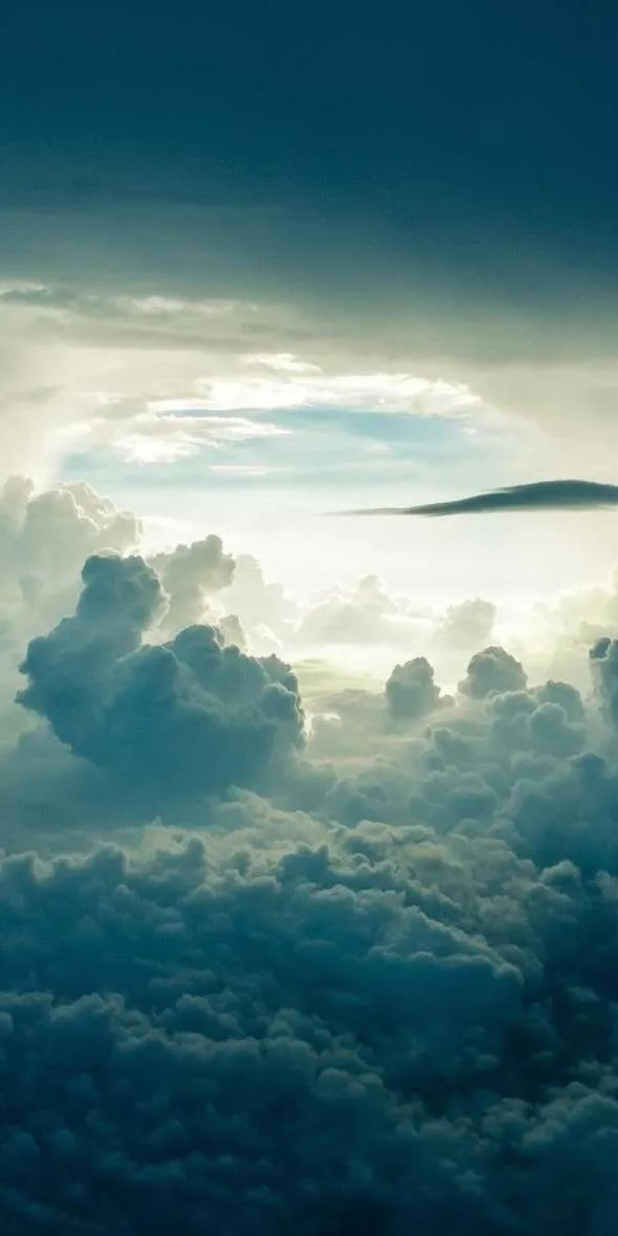
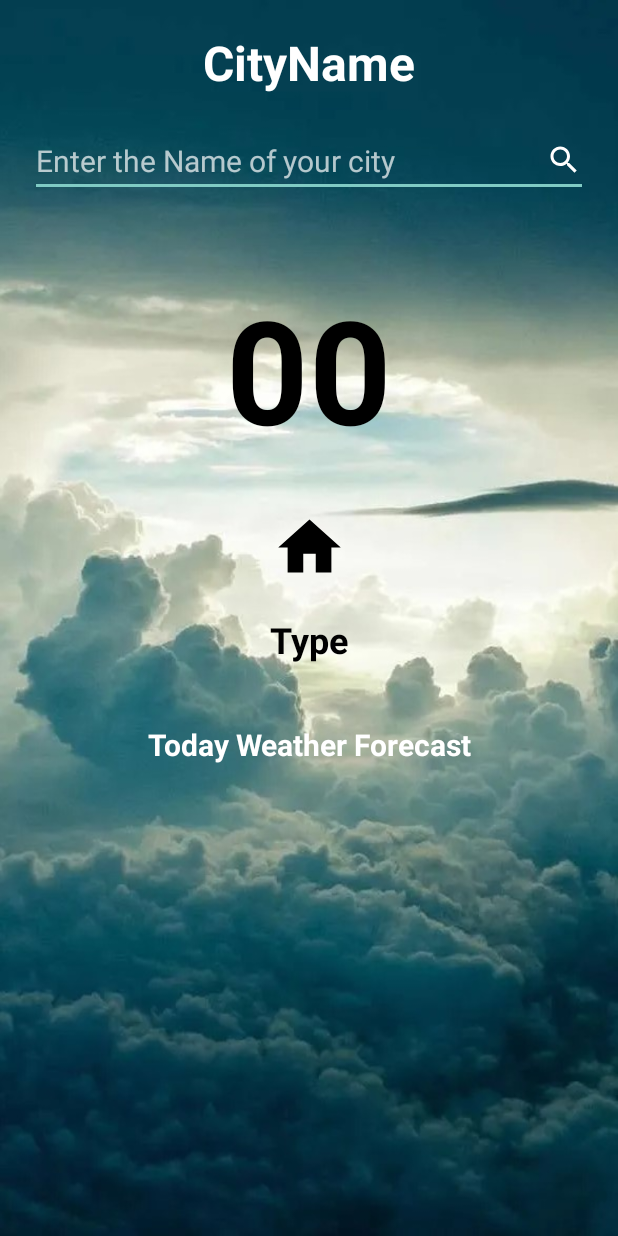
Before and after one commit to ARisHere/AgriStairs, an Android app: the Weather screen opened directly, with no data from a screen before it, on a phone screen of 412 x 824 dp. Run offline under Robolectric (Android 15) with nearby library versions, the phone set to English and light mode, and no system bars.

Commit message:
weather page create done

```diff
--- a/app/src/main/java/com/example/agristairs/Weather.java
+++ b/app/src/main/java/com/example/agristairs/Weather.java
@@ -1,14 +1,41 @@
 package com.example.agristairs;
 
 import androidx.appcompat.app.AppCompatActivity;
+import androidx.recyclerview.widget.RecyclerView;
 
+import android.media.Image;
 import android.os.Bundle;
+import android.widget.EditText;
+import android.widget.ImageView;
+import android.widget.ProgressBar;
+import android.widget.TextView;
 
 public class Weather extends AppCompatActivity {
+
+    private ProgressBar loadingPB;
+    private TextView cityNameTV, temperatureTV, conditionTV;
+    private RecyclerView weatherRV;
+    private EditText cityEdit;
+    private ImageView backIV, iconIV, searchIV;
 
     @Override
     protected void onCreate(Bundle savedInstanceState) {
         super.onCreate(savedInstanceState);
         setContentView(R.layout.activity_weather);
+
+        loadingPB = findViewById(R.id.pb);
+        cityNameTV = findViewById(R.id.w_cityname);
+        temperatureTV = findViewById(R.id.w_temp);
+        conditionTV = findViewById(R.id.w_wtype);
+        weatherRV = findViewById(R.id.recycle);
+        cityEdit = findViewById(R.id.w_citynameenter);
+//        backIV = findViewById(R.id.pb);
+        iconIV = findViewById(R.id.w_img);
+//        searchIV = findViewById(R.id.);
+
+
+
+
+
     }
 }
--- /dev/null
+++ b/app/src/main/res/drawable/search.xml
@@ -0,0 +1,5 @@
+<vector android:height="24dp" android:tint="#FFFFFF"
+    android:viewportHeight="24" android:viewportWidth="24"
+    android:width="24dp" xmlns:android="http://schemas.android.com/apk/res/android">
+    <path android:fillColor="@android:color/white" android:pathData="M15.5,14h-0.79l-0.28,-0.27C15.41,12.59 16,11.11 16,9.5 16,5.91 13.09,3 9.5,3S3,5.91 3,9.5 5.91,16 9.5,16c1.61,0 3.09,-0.59 4.23,-1.57l0.27,0.28v0.79l5,4.99L20.49,19l-4.99,-5zM9.5,14C7.01,14 5,11.99 5,9.5S7.01,5 9.5,5 14,7.01 14,9.5 11.99,14 9.5,14z"/>
+</vector>
--- a/app/src/main/res/layout/activity_weather.xml
+++ b/app/src/main/res/layout/activity_weather.xml
@@ -7,6 +7,111 @@
     android:layout_height="match_parent"
     tools:context=".Weather">
 
+    <ProgressBar
+        android:id="@+id/pb"
+        android:layout_width="wrap_content"
+        android:layout_height="wrap_content"
+        android:visibility="gone"
+        app:layout_constraintBottom_toBottomOf="parent"
+        app:layout_constraintEnd_toEndOf="parent"
+        app:layout_constraintStart_toStartOf="parent"
+        app:layout_constraintTop_toTopOf="parent" />
+
+
+    <TextView
+        android:id="@+id/w_cityname"
+        android:layout_width="wrap_content"
+        android:layout_height="wrap_content"
+        android:text="CityName"
+        android:textColor="@color/white"
+        android:textSize="32dp"
+        android:textStyle="bold"
+        android:layout_marginTop="20dp"
+        app:layout_constraintEnd_toEndOf="parent"
+        app:layout_constraintStart_toStartOf="parent"
+        app:layout_constraintTop_toTopOf="parent" />
+
+
+
+    <EditText
+        android:id="@+id/w_citynameenter"
+        android:layout_width="match_parent"
+        android:layout_height="wrap_content"
+        android:layout_margin="20dp"
+        android:drawableRight="@drawable/search"
+        android:layout_marginTop="20dp"
+        android:textColor="@color/white"
+        android:textSize="20dp"
+        android:hint="Enter the Name of your city"
+        android:textStyle="normal"
+        app:layout_constraintEnd_toEndOf="parent"
+        app:layout_constraintHorizontal_bias="0.0"
+        app:layout_constraintStart_toStartOf="parent"
+        app:layout_constraintTop_toBottomOf="@+id/w_cityname"/>
+
+
+    <TextView
+        android:id="@+id/w_temp"
+        android:layout_width="wrap_content"
+        android:layout_height="wrap_content"
+        android:text="00"
+        android:textColor="@color/black"
+        android:textSize="96dp"
+        android:textStyle="bold"
+        android:layout_margin="50dp"
+        app:layout_constraintEnd_toEndOf="parent"
+        app:layout_constraintStart_toStartOf="parent"
+        app:layout_constraintTop_toBottomOf="@+id/w_citynameenter" />
+
+    <ImageView
+        android:id="@+id/w_img"
+        android:layout_width="50dp"
+        android:layout_height="50dp"
+        android:scaleType="fitCenter"
+        android:layout_marginTop="30dp"
+        android:src="@drawable/ic_baseline_home_24"
+        app:layout_constraintEnd_toEndOf="parent"
+        app:layout_constraintStart_toStartOf="parent"
+        app:layout_constraintTop_toBottomOf="@+id/w_temp" />
+
+
+    <TextView
+        android:id="@+id/w_wtype"
+        android:layout_width="wrap_content"
+        android:layout_height="wrap_content"
+        android:text="Type"
+        android:textColor="@color/black"
+        android:textSize="24dp"
+        android:textStyle="bold"
+        android:layout_margin="20dp"
+        app:layout_constraintEnd_toEndOf="parent"
+        app:layout_constraintStart_toStartOf="parent"
+        app:layout_constraintTop_toBottomOf="@+id/w_img" />
+
+    <TextView
+        android:id="@+id/text"
+        android:layout_width="wrap_content"
+        android:layout_height="wrap_content"
+        android:layout_margin="40dp"
+        android:text="Today Weather Forecast"
+        android:textColor="@color/white"
+        android:textSize="20dp"
+        android:textStyle="bold"
+        app:layout_constraintEnd_toEndOf="parent"
+        app:layout_constraintStart_toStartOf="parent"
+        app:layout_constraintTop_toBottomOf="@+id/w_wtype" />
+
+    <androidx.recyclerview.widget.RecyclerView
+        android:layout_width="match_parent"
+        android:layout_height="wrap_content"
+        android:id="@+id/recycle"
+        android:orientation="horizontal"
+        app:layoutManager="androidx.recyclerview.widget.LinearLayoutManager"
+        app:layout_constraintBottom_toBottomOf="parent"
+        app:layout_constraintEnd_toEndOf="parent"
+        app:layout_constraintStart_toStartOf="parent"
+        app:layout_constraintTop_toBottomOf="@+id/text" />
+
 
 
 </androidx.constraintlayout.widget.ConstraintLayout>
```
